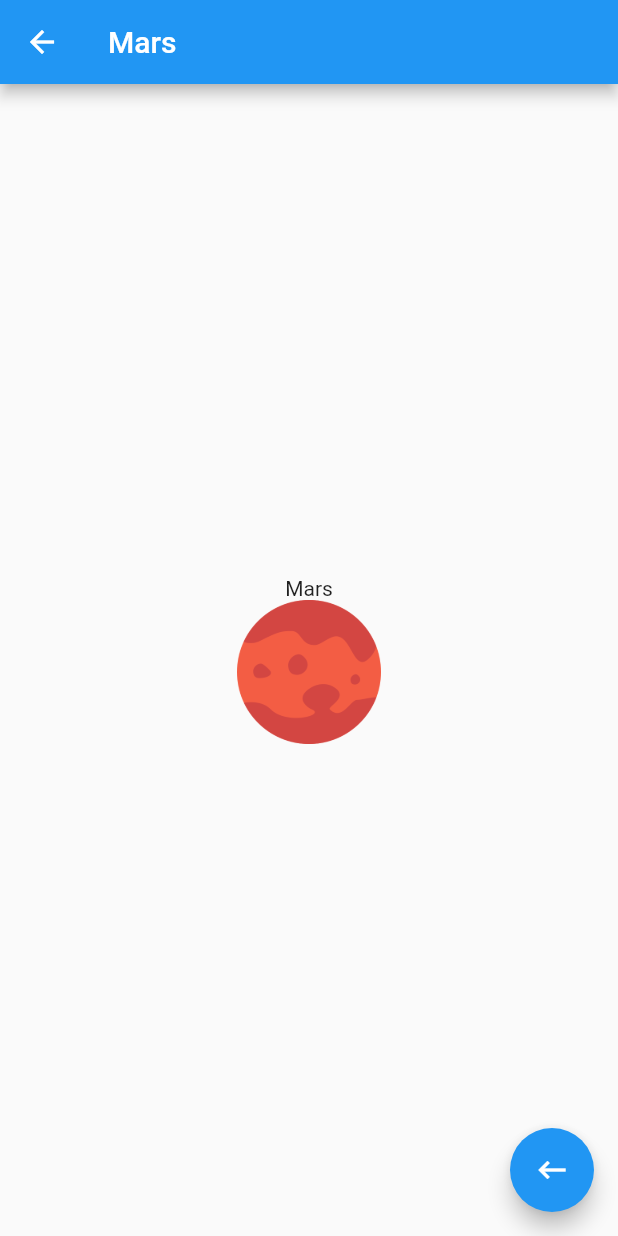
After one commit to gardenias/quotes, a Flutter app: the screen it shows after launch, after a tap on "Mars", on a phone screen of 412 x 824 dp. The commit adds this screen. Run offline on Flutter 3.47's test engine with Material 2 defaults, Android fonts, the phone set to English and light mode, and no system bars.

Commit message:
Lesson 5: Planets-Flutter: routing and navigation

```diff
--- a/lib/main.dart
+++ b/lib/main.dart
@@ -1,4 +1,5 @@
 import 'package:flutter/material.dart';
+import 'package:planets/planets/ui/home/DetailPage.dart';
 import 'package:planets/planets/ui/home/HomePage.dart';
 
 void main() => runApp(new MyApp());
@@ -10,6 +11,7 @@ class MyApp extends StatelessWidget {
     return new MaterialApp(
       title: 'Planets',
       home: HomePage(),
+
     );
   }
 }
--- /dev/null
+++ b/lib/planets/ui/home/DetailPage.dart
@@ -0,0 +1,33 @@
+import 'package:flutter/material.dart';
+import 'package:planets/planets/ui/home/Planet.dart';
+
+class DetailPage extends StatelessWidget {
+  final Planet planet;
+
+  DetailPage(this.planet);
+
+  @override
+  Widget build(BuildContext context) {
+    return Scaffold(
+      appBar: AppBar(
+        title: Text(planet.name),
+      ),
+      body: Container(
+        constraints: BoxConstraints.expand(),
+        child: Column(
+          mainAxisAlignment: MainAxisAlignment.center,
+          children: <Widget>[
+            new Text(planet.name),
+            Hero(
+                tag: "planet-hero-${planet.id}",
+                child: Image.asset(planet.image, width: 96.0, height: 96.0))
+          ],
+        ),
+      ),
+      floatingActionButton: FloatingActionButton(
+        onPressed: () => Navigator.pop(context),
+        child: Icon(Icons.keyboard_backspace),
+      ),
+    );
+  }
+}
--- a/lib/planets/ui/home/PlanetRow.dart
+++ b/lib/planets/ui/home/PlanetRow.dart
@@ -1,4 +1,5 @@
 import 'package:flutter/material.dart';
+import 'package:planets/planets/ui/home/DetailPage.dart';
 import 'package:planets/planets/ui/home/Planet.dart';
 
 class PlanetRow extends StatelessWidget {
@@ -9,10 +10,13 @@ class PlanetRow extends StatelessWidget {
   Container get planetThumbnail => Container(
         margin: new EdgeInsets.symmetric(vertical: 16.0),
         alignment: FractionalOffset.centerLeft,
+        child: Hero(
+          tag: "planet-hero-${planet.id}",
           child: new Image(
             image: new AssetImage(planet.image),
             height: 92.0,
             width: 92.0,
+          ),
         ),
       );
 
@@ -52,7 +56,8 @@ class PlanetRow extends StatelessWidget {
             new Row(
               children: <Widget>[
                 new Expanded(
-                    child: _planetValue(planet.distance, "imgs/ic_distance.png")),
+                    child:
+                        _planetValue(planet.distance, "imgs/ic_distance.png")),
                 new Expanded(
                     child: _planetValue(planet.gravity, "imgs/ic_gravity.png")),
               ],
@@ -80,7 +85,10 @@ class PlanetRow extends StatelessWidget {
 
   @override
   Widget build(BuildContext context) {
-    return Container(
+    return GestureDetector(
+      onTap: () => Navigator.of(context).push(PageRouteBuilder(
+          pageBuilder: (_, __, ___) => new DetailPage(planet))),
+      child: Container(
         margin: const EdgeInsets.symmetric(
           vertical: 16.0,
           horizontal: 24.0,
@@ -90,6 +98,7 @@ class PlanetRow extends StatelessWidget {
             planetCard,
             planetThumbnail,
           ],
+        ),
       ),
     );
   }
```
Lines whose indentation alone changed are shown as unchanged.
